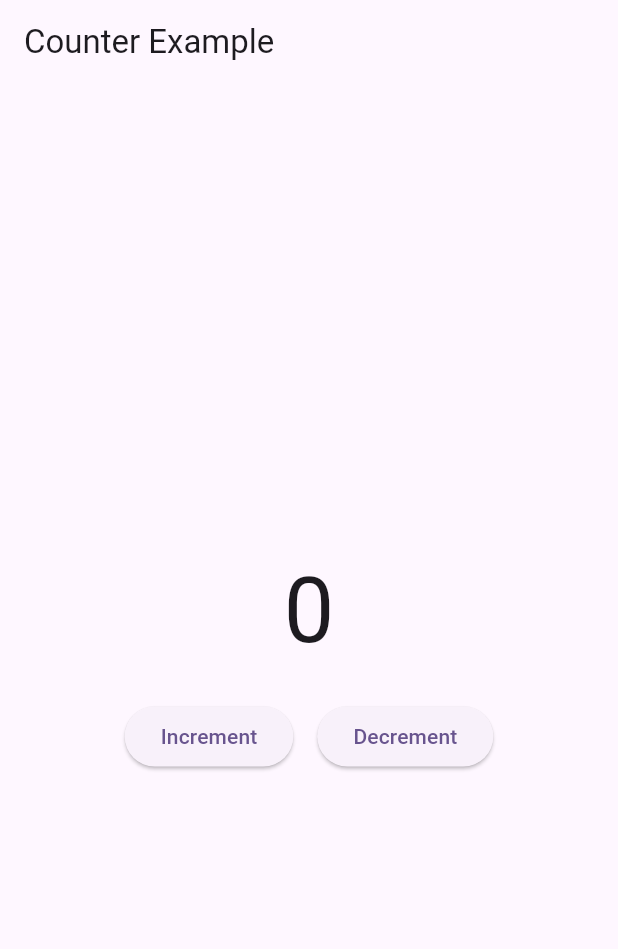
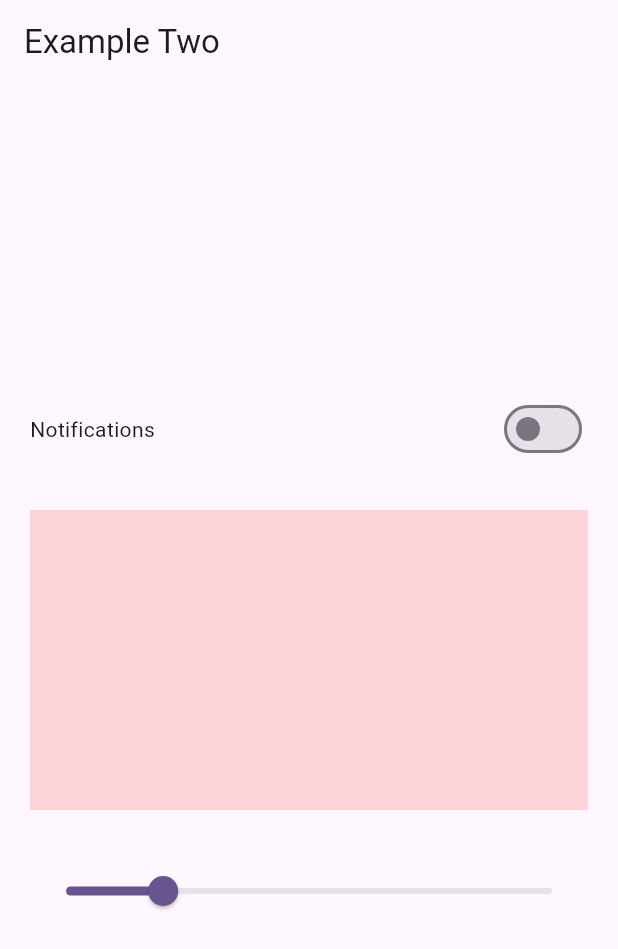
Before and after one commit to 0xharkirat/counter_bloc, a Flutter app: the screen it shows after launch, on a phone screen of 412 x 824 dp. Shown: the top 949 px of the screen. Run offline on Flutter 3.47's test engine with Material 3 defaults, Android fonts, the phone set to English and light mode, and no system bars; our stand-ins replace bloc, equatable, flutter_bloc.

Commit message:
switch example

```diff
--- /dev/null
+++ b/lib/bloc/switch_example/switch_bloc.dart
@@ -0,0 +1,20 @@
+import 'package:bloc/bloc.dart';
+import 'package:equatable/equatable.dart';
+
+part 'switch_event.dart';
+part 'switch_state.dart';
+
+class SwitchBloc extends Bloc<SwitchEvents, SwitchState> {
+  SwitchBloc() : super(SwitchState()) {
+    on<EnableOrDisableNotification>(_changeSwitch);
+    on<SliderEvent>(_changeSlider);
+  }
+
+  void _changeSwitch(SwitchEvents event, Emitter<SwitchState> emit) {
+    emit(state.copyWith(switchValue: !state.switchValue));
+  }
+
+  void _changeSlider(SliderEvent event, Emitter<SwitchState> emit) {
+    emit(state.copyWith(sliderValue: event.sliderValue));
+  }
+}
--- /dev/null
+++ b/lib/bloc/switch_example/switch_event.dart
@@ -0,0 +1,20 @@
+part of 'switch_bloc.dart';
+
+abstract class SwitchEvents extends Equatable {
+  const SwitchEvents();
+
+  @override
+  List<Object> get props => [];
+}
+
+class EnableOrDisableNotification extends SwitchEvents {}
+
+class SliderEvent extends SwitchEvents {
+  final double sliderValue;
+  const SliderEvent(this.sliderValue);
+
+  @override
+  List<Object> get props => [sliderValue];
+
+
+}
--- /dev/null
+++ b/lib/bloc/switch_example/switch_state.dart
@@ -0,0 +1,17 @@
+part of 'switch_bloc.dart';
+
+class SwitchState extends Equatable {
+  final bool switchValue;
+  final double sliderValue;
+  const SwitchState({this.switchValue = false, this.sliderValue = 0.2});
+
+  SwitchState copyWith({bool? switchValue, double? sliderValue}) {
+    return SwitchState(
+      switchValue: switchValue ?? this.switchValue,
+      sliderValue: sliderValue ?? this.sliderValue,
+    );
+  }
+
+  @override
+  List<Object> get props => [switchValue, sliderValue];
+}
--- a/lib/main.dart
+++ b/lib/main.dart
@@ -1,5 +1,7 @@
 import 'package:counter_bloc/bloc/counter/counter_bloc.dart';
-import 'package:counter_bloc/ui/counter_screen.dart';
+import 'package:counter_bloc/bloc/switch_example/switch_bloc.dart';
+import 'package:counter_bloc/ui/counter/counter_screen.dart';
+import 'package:counter_bloc/ui/switch_example/switch_example_screen.dart';
 import 'package:flutter/material.dart';
 import 'package:flutter_bloc/flutter_bloc.dart';
 
@@ -13,14 +15,14 @@ class MyApp extends StatelessWidget {
   @override
   Widget build(BuildContext context) {
     return BlocProvider(
-      create: (_) => CounterBloc(),
+      create: (_) => SwitchBloc(),
       child: MaterialApp(
         debugShowCheckedModeBanner: false,
         title: 'Counter Bloc',
         theme: ThemeData(
           colorScheme: ColorScheme.fromSeed(seedColor: Colors.deepPurple),
         ),
-        home: const CounterScreen(),
+        home: const SwitchExampleScreen(),
       ),
     );
   }
--- a/lib/ui/counter_screen.dart
+++ b/lib/ui/counter/counter_screen.dart
@@ -4,14 +4,9 @@ import 'package:counter_bloc/bloc/counter/counter_state.dart';
 import 'package:flutter/material.dart';
 import 'package:flutter_bloc/flutter_bloc.dart';
 
-class CounterScreen extends StatefulWidget {
+class CounterScreen extends StatelessWidget {
   const CounterScreen({super.key});
 
-  @override
-  State<CounterScreen> createState() => _CounterScreenState();
-}
-
-class _CounterScreenState extends State<CounterScreen> {
   @override
   Widget build(BuildContext context) {
     return Scaffold(
--- /dev/null
+++ b/lib/ui/switch_example/switch_example_screen.dart
@@ -0,0 +1,59 @@
+import 'package:counter_bloc/bloc/switch_example/switch_bloc.dart';
+import 'package:flutter/material.dart';
+import 'package:flutter_bloc/flutter_bloc.dart';
+
+class SwitchExampleScreen extends StatelessWidget {
+  const SwitchExampleScreen({super.key});
+
+  @override
+  Widget build(BuildContext context) {
+    return Scaffold(
+      appBar: AppBar(title: Text("Example Two")),
+      body: Padding(
+        padding: EdgeInsetsGeometry.symmetric(horizontal: 20),
+        child: Center(
+          child: Column(
+            spacing: 30,
+            mainAxisSize: MainAxisSize.min,
+
+            children: [
+              Row(
+                mainAxisAlignment: MainAxisAlignment.spaceBetween,
+                children: [
+                  Text("Notifications"),
+                  BlocBuilder<SwitchBloc, SwitchState>(
+                    builder: (context, state) {
+                      return Switch(
+                        value: state.switchValue,
+                        onChanged: (newValue) {
+                          context.read<SwitchBloc>().add(
+                            EnableOrDisableNotification(),
+                          );
+                        },
+                      );
+                    },
+                  ),
+                ],
+              ),
+              BlocBuilder<SwitchBloc, SwitchState>(
+                builder: (context, state) {
+                  return Container(height: 200, color: Colors.red.withOpacity(state.sliderValue));
+                },
+              ),
+              BlocBuilder<SwitchBloc, SwitchState>(
+                builder: (context, state) {
+                  return Slider.adaptive(
+                    value: state.sliderValue,
+                    onChanged: (value) {
+                      context.read<SwitchBloc>().add(SliderEvent(value));
+                    },
+                  );
+                },
+              ),
+            ],
+          ),
+        ),
+      ),
+    );
+  }
+}
```
